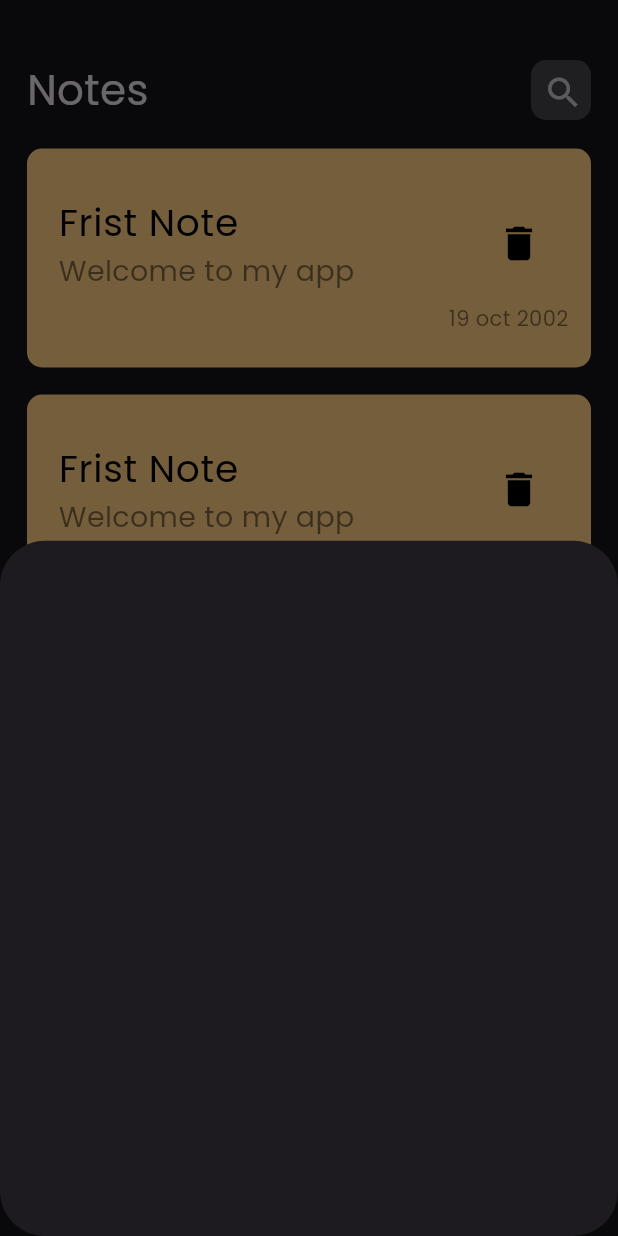
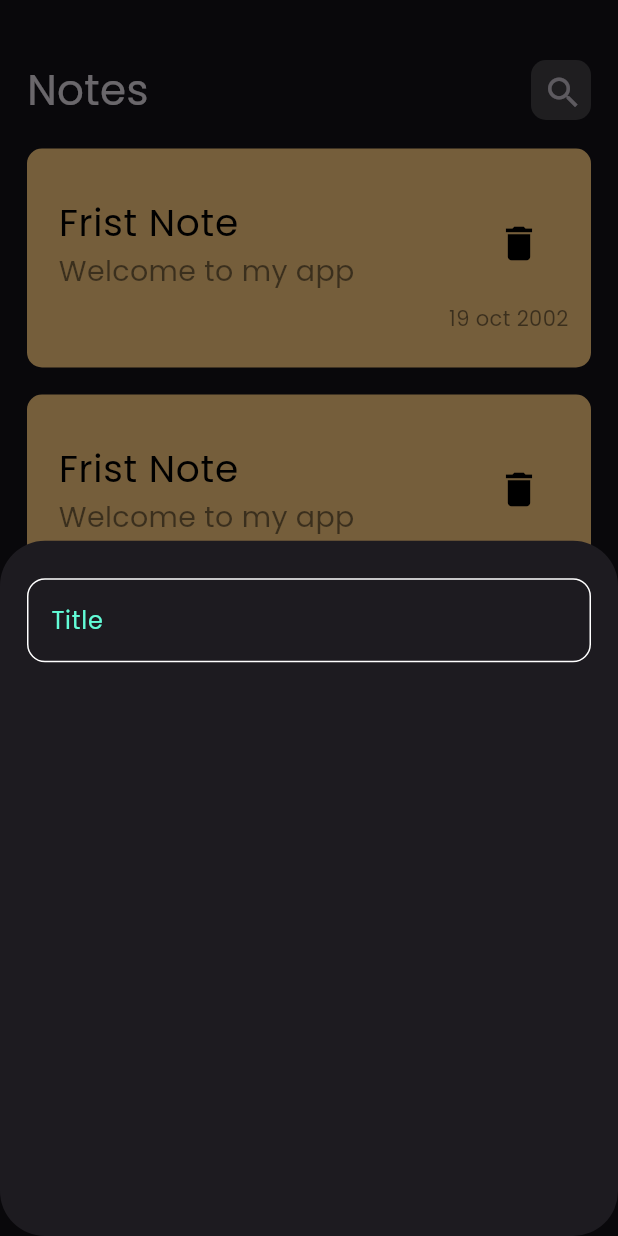
Before and after one commit to MahmoudElkhadem/notes_app, a Flutter app: the screen it shows after launch, after a tap on the "add" icon, on a phone screen of 412 x 824 dp. Run offline on Flutter 3.47's test engine with Material 3 defaults, Android fonts, the phone set to English and light mode, and no system bars.

Commit message:
create custom text field

```diff
--- a/lib/views/widgets/add_note_model_sheet.dart
+++ b/lib/views/widgets/add_note_model_sheet.dart
@@ -1,10 +1,19 @@
 import 'package:flutter/material.dart';
+import 'package:note/views/widgets/custom_text_field.dart';
 
 class AddNoteModelSheet extends StatelessWidget {
   const AddNoteModelSheet({super.key});
 
   @override
   Widget build(BuildContext context) {
-    return Container();
+    return const Padding(
+      padding:  EdgeInsets.symmetric(horizontal: 18),
+      child:  Column(
+          children: [
+            SizedBox(height: 25),
+            CustomTextField(),
+          ],
+      ),
+    );
   }
 }
--- /dev/null
+++ b/lib/views/widgets/constant.dart
@@ -0,0 +1,3 @@
+import 'package:flutter/material.dart';
+
+const primaryColor = Color(0xFF62FCD7);
--- /dev/null
+++ b/lib/views/widgets/custom_text_field.dart
@@ -0,0 +1,30 @@
+import 'package:flutter/material.dart';
+import 'package:note/views/widgets/constant.dart';
+
+class CustomTextField extends StatelessWidget {
+  const CustomTextField({super.key});
+
+  @override
+  Widget build(BuildContext context) {
+    return  TextField(
+      cursorColor: primaryColor,
+      decoration: InputDecoration(
+        hintText: 'Title',
+        hintStyle: const TextStyle(
+          color: primaryColor
+        ),
+        border: buildBorder(),
+        enabledBorder: buildBorder(),
+        focusedBorder: buildBorder(primaryColor)
+
+      )
+    );
+  }
+}
+
+OutlineInputBorder buildBorder ([color]){
+          return OutlineInputBorder(
+          borderRadius: BorderRadius.circular(12),
+          borderSide: BorderSide(color: color ?? Colors.white),
+          );
+}
```
